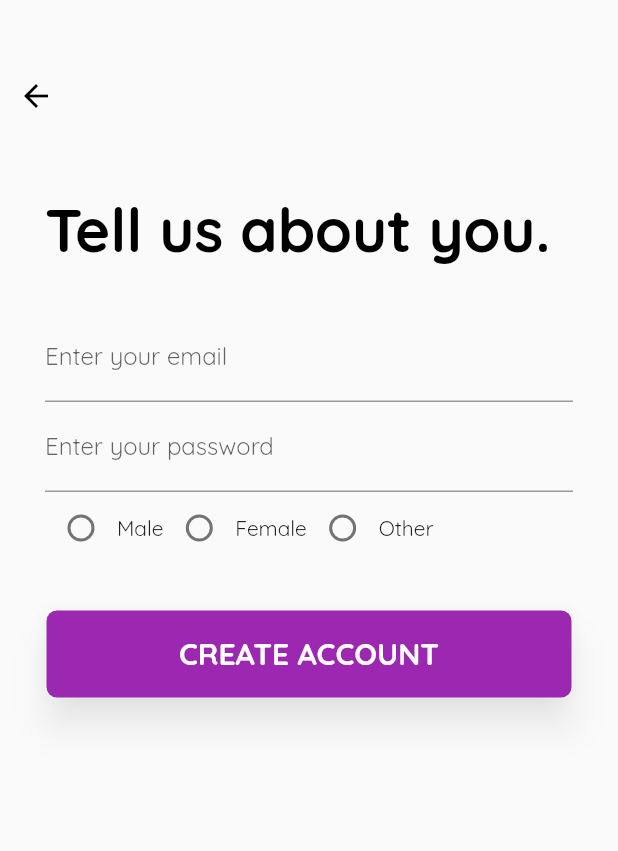
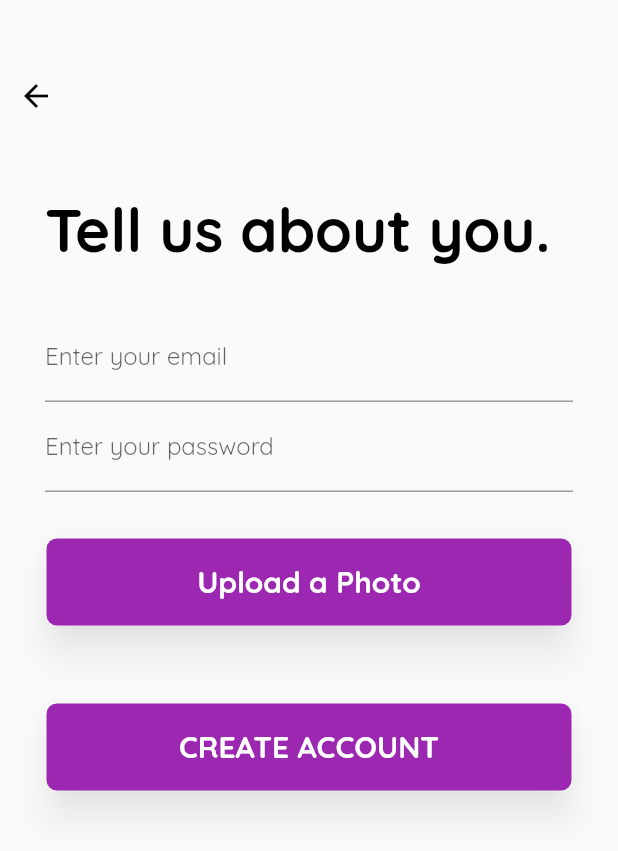
Before and after one commit to Jhisscock/Lipscomb_Film_App, a Flutter app: the RegisterPage screen opened by its route, on a phone screen of 412 x 824 dp. Shown: the top 851 px of the screen. Run offline on Flutter 3.47's test engine with Material 2 defaults, Android fonts, the phone set to English and light mode, and no system bars; our stand-ins replace firebase_auth, firebase_storage, image_picker, line_icons; accounts and stored records are empty.

Commit message:
image upload

```diff
--- a/flutter-social-master/lib/views/home.dart
+++ b/flutter-social-master/lib/views/home.dart
@@ -17,7 +17,7 @@ class _HomePageState extends State<HomePage> {
     FeedsPage(),
     ChatsPage(),
     NotificationsPage(),
-    ProfilePage()
+    ProfilePage(),
   ];
 
   void onTabTapped(int index) {
--- a/flutter-social-master/lib/views/register.dart
+++ b/flutter-social-master/lib/views/register.dart
@@ -4,6 +4,10 @@ import 'package:flutter_social/utils/colors.dart';
 import 'package:line_icons/line_icons.dart';
 import 'package:firebase_auth/firebase_auth.dart';
 import 'dart:async';
+import 'package:firebase_storage/firebase_storage.dart';
+import 'package:image_picker/image_picker.dart';
+import 'dart:io';
+import 'package:path/path.dart';
 
 final FirebaseAuth _auth = FirebaseAuth.instance;
 
@@ -17,12 +21,8 @@ class _RegisterPageState extends State<RegisterPage> {
   int _genderRadioBtnVal = -1;
   TextEditingController emailController = new TextEditingController();
   TextEditingController passwordController = new TextEditingController();
-
-  void _handleGenderChange(int value) {
-    setState(() {
-      _genderRadioBtnVal = value;
-    });
-  }
+  String _uploadedFileURL;
+  File _image;
 
   @override
   Widget build(BuildContext context) {
@@ -42,6 +42,24 @@ class _RegisterPageState extends State<RegisterPage> {
       ),
     );
 
+    Future getImage() async {
+      var image = await ImagePicker.pickImage(source: ImageSource.gallery);
+
+      setState(() {
+        _image = image;
+        print('Image Path $_image');
+      });
+    }
+    Future uploadPic(BuildContext context) async{
+      String fileName = basename(_image.path);
+      StorageReference firebaseStorageRef = FirebaseStorage.instance.ref().child(fileName);
+      StorageUploadTask uploadTask = firebaseStorageRef.putFile(_image);
+      StorageTaskSnapshot taskSnapshot=await uploadTask.onComplete;
+      setState(() {
+        print("Profile Picture uploaded");
+        Scaffold.of(context).showSnackBar(SnackBar(content: Text('Profile Picture Uploaded')));
+      });
+    }
     final pageTitle = Container(
       child: Text(
         "Tell us about you.",
@@ -80,29 +98,36 @@ class _RegisterPageState extends State<RegisterPage> {
       ),
     );
 
-    final gender = Padding(
-      padding: EdgeInsets.only(top: 0.0),
-      child: Row(
-        children: <Widget>[
-          Radio(
-            value: 0,
-            groupValue: _genderRadioBtnVal,
-            onChanged: _handleGenderChange,
+    final uploadPhoto = Padding(
+      padding: EdgeInsets.only(top: 20.0),
+      child: Container(
+        margin: EdgeInsets.only(top: 10.0, bottom: 20.0),
+        height: 60.0,
+        width: MediaQuery.of(context).size.width,
+        decoration: BoxDecoration(
+          borderRadius: BorderRadius.circular(7.0),
+          border: Border.all(color: Colors.white),
+        ),
+        child: Material(
+          borderRadius: BorderRadius.circular(7.0),
+          color: primaryColor,
+          elevation: 10.0,
+          shadowColor: Colors.white70,
+          child: MaterialButton(
+            onPressed: () {
+              getImage();
+              uploadPic(context);
+            },
+            child: Text(
+              'Upload a Photo',
+              style: TextStyle(
+                fontWeight: FontWeight.w800,
+                fontSize: 20.0,
+                color: Colors.white,
+              ),
+            ),
           ),
-          Text("Male"),
-          Radio(
-            value: 1,
-            groupValue: _genderRadioBtnVal,
-            onChanged: _handleGenderChange,
-          ),
-          Text("Female"),
-          Radio(
-            value: 2,
-            groupValue: _genderRadioBtnVal,
-            onChanged: _handleGenderChange,
-          ),
-          Text("Other"),
-        ],
+        ),
       ),
     );
 
@@ -153,7 +178,7 @@ class _RegisterPageState extends State<RegisterPage> {
                   children: <Widget>[
                     pageTitle,
                     registerForm,
-                    gender,
+                    uploadPhoto,
                     submitBtn
                   ],
                 ),
--- a/flutter-social-master/pubspec.yaml
+++ b/flutter-social-master/pubspec.yaml
@@ -18,6 +18,10 @@ environment:
 
 dependencies:
   firebase_auth: ^0.14.0+9
+  image_picker: ^0.6.2+1
+  firebase_storage: ^3.0.8
+  cloud_firestore: ^0.12.10+2
+  firebase_database: ^3.1.0
   flutter:
     sdk: flutter
   line_icons: ^0.2.0
```
Also changed, not shown: flutter-social-master/pubspec.lock.
